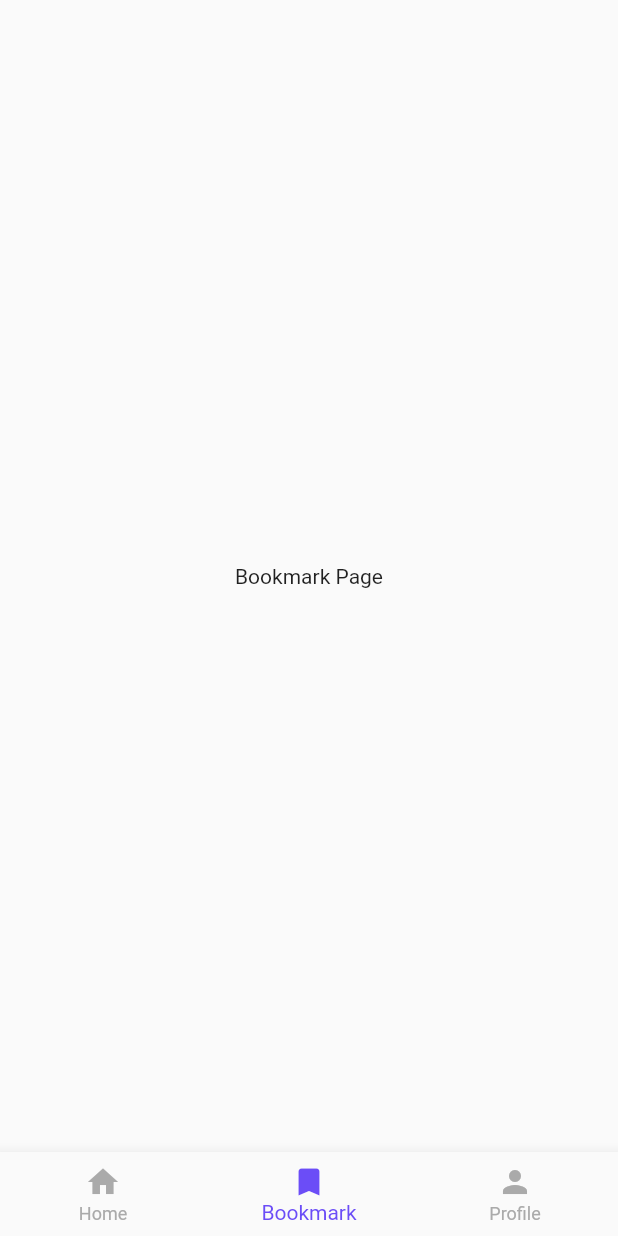
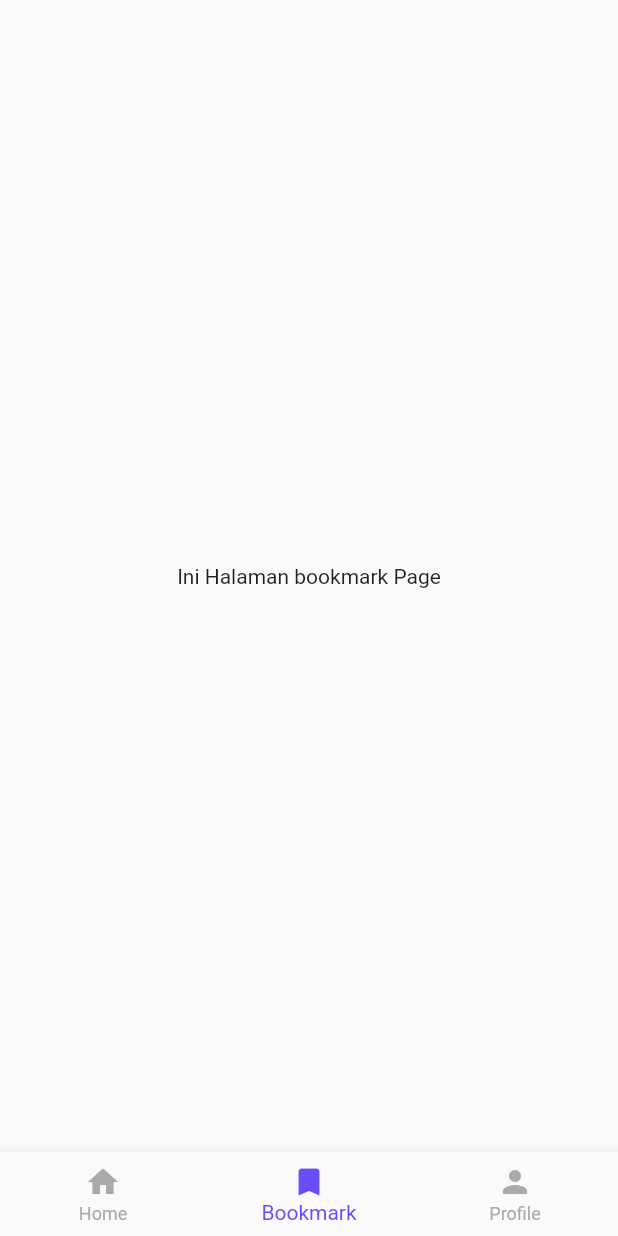
Before and after one commit to zeed-dev/capston-project, a Flutter app: the screen it shows after launch, item 2 of the bottom bar chosen, on a phone screen of 412 x 824 dp. Run offline on Flutter 3.47's test engine with Material 2 defaults, Android fonts, the phone set to English and light mode, and no system bars; our stand-ins replace equatable, get_it.

Commit message:
Edit Bookmark Page

```diff
--- a/lib/persentation/pages/bookmark_page.dart
+++ b/lib/persentation/pages/bookmark_page.dart
@@ -8,7 +8,7 @@ class BookmarkPage extends StatelessWidget {
   Widget build(BuildContext context) {
     return Scaffold(
       body: Center(
-        child: Text("Bookmark Page"),
+        child: Text("Ini Halaman bookmark Page"),
       ),
     );
   }
```
